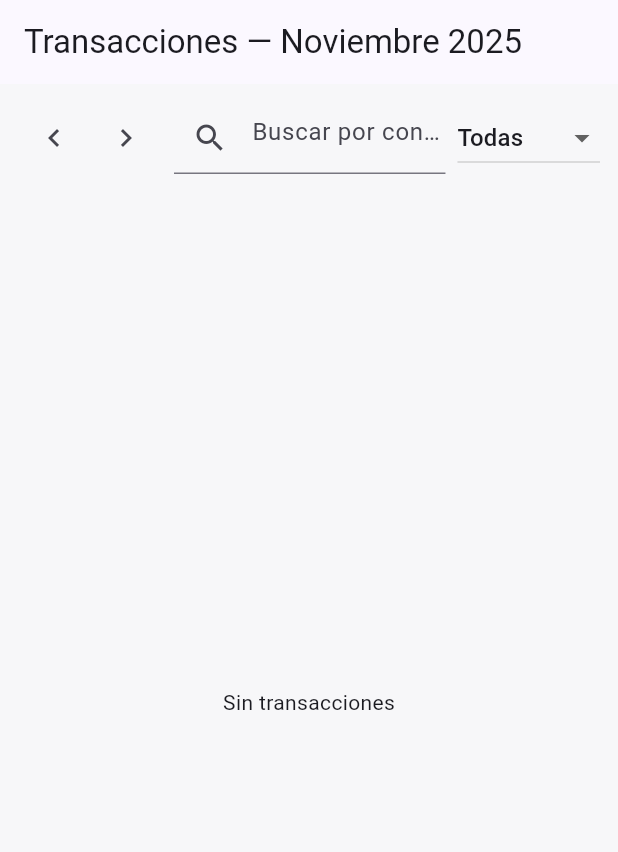
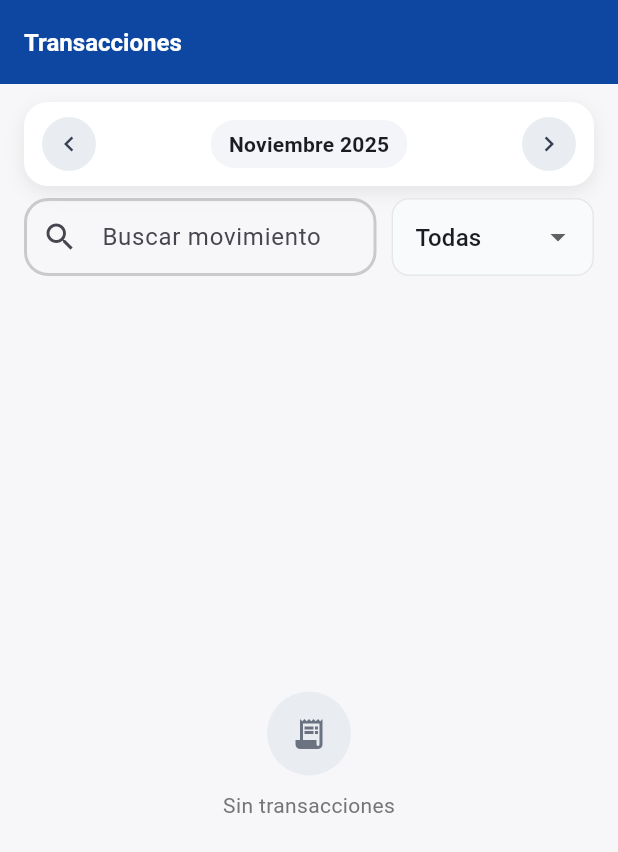
Before and after one commit to MartinCabrera137/McCargoQuinTest, a Flutter app: the TransactionsPage screen opened by its route, on a phone screen of 412 x 824 dp. Shown: the top 852 px of the screen. Run offline on Flutter 3.47's test engine with Material 3 defaults, Android fonts, the phone set to English and light mode, and no system bars; our stand-ins replace flutter_riverpod, go_router, nb_utils.

Commit message:
"Ultimos detalles"

```diff
--- a/lib/features/transactions/presentation/transactions_page.dart
+++ b/lib/features/transactions/presentation/transactions_page.dart
@@ -1,9 +1,12 @@
+import 'package:cargoquintest/features/shared/widgets/Custom_text_fromfield.dart';
+import 'package:cargoquintest/features/transactions/presentation/widgets/transactions_usage_tile.dart';
 import 'package:flutter/material.dart';
 import 'package:flutter_riverpod/flutter_riverpod.dart';
+import 'package:nb_utils/nb_utils.dart';
 import '../../../app/providers.dart';
 import '../../../core/formatters/date_formatter.dart';
+import '../../../core/utils/colors.dart';
 import '../../../domain/entities/tx.dart';
-import '../../../core/formatters/currency_formatter.dart';
 
 class TransactionsPage extends ConsumerStatefulWidget {
   const TransactionsPage({super.key});
@@ -23,79 +26,159 @@ class _TransactionsPageState extends ConsumerState<TransactionsPage> {
   }
 
   @override
+  void dispose() {
+    _queryCtrl.dispose();
+    super.dispose();
+  }
+
+  @override
   Widget build(BuildContext context) {
-    final repo  = ref.watch(txRepositoryProvider);
-    final cats  = ref.watch(categoriesProvider);
+    final repo = ref.watch(txRepositoryProvider);
+    final cats = ref.watch(categoriesProvider);
+
+    String? catName(String? id) {
+      if (id == null) return null;
+      try {
+        return cats.firstWhere((c) => c.id == id).name;
+      } catch (_) {
+        return null;
+      }
+    }
 
     return Scaffold(
       appBar: AppBar(
-        title: Text('Transacciones — ${formatMonthYear(_selectedMonth)}'),
+        title: Text('Transacciones', style: boldTextStyle(color: Colors.white)),
+        backgroundColor: AppCustomColors.primaryBlue,
+        iconTheme: const IconThemeData(color: Colors.white),
+        actionsIconTheme: const IconThemeData(color: Colors.white),
       ),
-      body: Padding(
-        padding: const EdgeInsets.all(12),
+      body: SafeArea(
+        child: Padding(
+          padding: const EdgeInsets.fromLTRB(16, 12, 16, 8),
           child: Column(
             children: [
-            Row(
+              // mes y flechas
+              Container(
+                padding: const EdgeInsets.symmetric(horizontal: 12, vertical: 10),
+                decoration: BoxDecoration(
+                  color: Colors.white,
+                  borderRadius: BorderRadius.circular(16),
+                  boxShadow: const [
+                    BoxShadow(
+                      blurRadius: 10,
+                      offset: Offset(0, 4),
+                      color: Color(0x14000000),
+                    ),
+                  ],
+                ),
+                child: Row(
                   children: [
-                IconButton(
-                  icon: const Icon(Icons.chevron_left),
-                  onPressed: () => setState(() {
+                    _RoundIconBtn(
+                      icon: Icons.chevron_left,
+                      onTap: () => setState(() {
                         _selectedMonth = DateTime(_selectedMonth.year, _selectedMonth.month - 1);
                       }),
                     ),
-                IconButton(
-                  icon: const Icon(Icons.chevron_right),
-                  onPressed: () => setState(() {
+                    Expanded(
+                      child: Center(
+                        child: Container(
+                          padding: const EdgeInsets.symmetric(horizontal: 12, vertical: 6),
+                          decoration: BoxDecoration(
+                            color: const Color(0xFFF3F5F8),
+                            borderRadius: BorderRadius.circular(999),
+                          ),
+                          child: Text(
+                            formatMonthYear(_selectedMonth), // p.ej. "Noviembre 2025"
+                            style: const TextStyle(fontWeight: FontWeight.w700, letterSpacing: .2),
+                          ),
+                        ),
+                      ),
+                    ),
+                    _RoundIconBtn(
+                      icon: Icons.chevron_right,
+                      onTap: () => setState(() {
                         _selectedMonth = DateTime(_selectedMonth.year, _selectedMonth.month + 1);
                       }),
                     ),
-                const SizedBox(width: 8),
+                  ],
+                ),
+              ),
+              const SizedBox(height: 8),
+
+              // buscadfor y drop de la categoria
+              Row(
+                children: [
                   Expanded(
-                  child: TextField(
+                    child: CustomTextFormField(
+                      hintText: "Buscar movimiento",
+                      prefixIcon: Icon(Icons.search),
                       controller: _queryCtrl,
-                    decoration: const InputDecoration(
-                      prefixIcon: Icon(Icons.search),
-                      hintText: 'Buscar por concepto',
-                    ),
                       onChanged: (_) => setState(() {}),
                     ),
                   ),
-                const SizedBox(width: 8),
-                DropdownButton<String>(
+                  const SizedBox(width: 10),
+                  SizedBox(
+                    width: 135,
+                    child: DropdownButtonFormField<String?>(
                       value: _categoryId,
-                  hint: const Text('Categoría'),
-                  items: [
+                      decoration: InputDecoration(
+                        hintText: 'Categoría',
+                        filled: true,
+                        fillColor: const Color(0xFFF9FAFB),
+                        contentPadding: const EdgeInsets.symmetric(horizontal: 12, vertical: 14),
+                        border: OutlineInputBorder(
+                          borderRadius: BorderRadius.circular(12),
+                          borderSide: const BorderSide(color: Color(0xFFE5E7EB)),
+                        ),
+                        enabledBorder: OutlineInputBorder(
+                          borderRadius: BorderRadius.circular(12),
+                          borderSide: const BorderSide(color: Color(0xFFE5E7EB)),
+                        ),
+                        focusedBorder: OutlineInputBorder(
+                          borderRadius: BorderRadius.circular(12),
+                          borderSide: BorderSide(color: AppCustomColors.primaryBlue),
+                        ),
+                      ),
+                      items: <DropdownMenuItem<String?>>[
                         const DropdownMenuItem(value: null, child: Text('Todas')),
                         ...cats.map((c) => DropdownMenuItem(value: c.id, child: Text(c.name))),
                       ],
                       onChanged: (v) => setState(() => _categoryId = v),
                     ),
+                  ),
                 ],
               ),
+
               const SizedBox(height: 8),
+
+              // movimeintos
               Expanded(
-              child: FutureBuilder(
+                child: FutureBuilder<List<Tx>>(
                   future: repo.search(
                     month: _selectedMonth,
                     query: _queryCtrl.text,
                     categoryId: _categoryId,
                   ),
                   builder: (_, snap) {
+                    if (snap.connectionState == ConnectionState.waiting) {
+                      return const Center(child: CircularProgressIndicator());
+                    }
                     final items = (snap.data ?? const [])..sort((a, b) => b.date.compareTo(a.date));
-                  if (items.isEmpty) return const Center(child: Text('Sin transacciones'));
-                  return ListView.separated(
+                    if (items.isEmpty) {
+                      return _EmptyState(message: 'Sin transacciones');
+                    }
+
+                    return ListView.builder(
+                      padding: const EdgeInsets.only(top: 4),
                       itemCount: items.length,
-                    separatorBuilder: (_, __) => const Divider(height: 1),
                       itemBuilder: (_, i) {
                         final t = items[i];
-                      return ListTile(
-                        leading: Icon(t.type == TxType.expense ? Icons.remove_circle : Icons.add_circle),
-                        title: Text(t.concept),
-                        subtitle: Text(
-                          '${t.date.toLocal().toString().split(" ").first}'
-                              ' • ${t.type == TxType.expense ? (t.categoryId ?? "-") : "Ingreso"}',
-                        ),
-                        trailing: Text(formatMXN(t.amount)),
+                        final name = t.type == TxType.expense ? catName(t.categoryId) : null;
+                        return TransactionTile(
+                          tx: t,
+                          categoryName: name,
+                          onDelete: null,
+                          onTap: null,
                         );
                       },
                     );
@@ -105,6 +188,52 @@ class _TransactionsPageState extends ConsumerState<TransactionsPage> {
             ],
           ),
         ),
+      ),
     );
   }
 }
+
+
+class _RoundIconBtn extends StatelessWidget {
+  final IconData icon;
+  final VoidCallback onTap;
+  const _RoundIconBtn({required this.icon, required this.onTap});
+
+  @override
+  Widget build(BuildContext context) {
+    return Material(
+      color: const Color(0xFFE9EDF2),
+      shape: const CircleBorder(),
+      child: InkWell(
+        customBorder: const CircleBorder(),
+        onTap: onTap,
+        child: SizedBox(
+          width: 36,
+          height: 36,
+          child: Icon(icon, size: 20, color: Color(0xFF374151)),
+        ),
+      ),
+    );
+  }
+}
+
+// si no hay datos motrar algo
+class _EmptyState extends StatelessWidget {
+  final String message;
+  const _EmptyState({required this.message});
+
+  @override
+  Widget build(BuildContext context) {
+    return Center(
+      child: Column(mainAxisSize: MainAxisSize.min, children: [
+        Container(
+          width: 56, height: 56,
+          decoration: const BoxDecoration(shape: BoxShape.circle, color: Color(0xFFE9EDF2)),
+          child: const Icon(Icons.receipt_long, color: Color(0xFF6B7280)),
+        ),
+        const SizedBox(height: 10),
+        Text(message, style: secondaryTextStyle()),
+      ]),
+    );
+  }
+}
```
Lines whose indentation alone changed are shown as unchanged.
